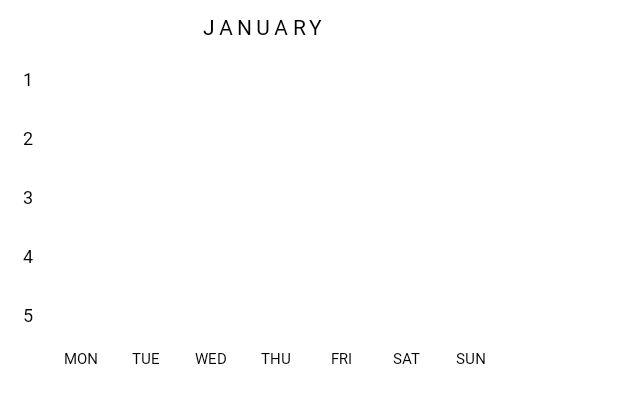
After one commit to BalitskyIvan/Yourdays, an Android app: the layout card_period_month.xml on its own in the app's theme, with its tools: preview values and no code run, on a phone screen of 412 x 824 dp. The commit adds this screen. Shown: the top 403 px of the screen. Run offline under Robolectric (Android 15) with nearby library versions, the phone set to English and light mode, and no system bars.

Commit message:
add month card

```diff
--- a/app/src/main/java/gamefield/yourdays/MainActivity.kt
+++ b/app/src/main/java/gamefield/yourdays/MainActivity.kt
@@ -1,5 +1,6 @@
 package gamefield.yourdays
 
+import android.content.Intent
 import androidx.appcompat.app.AppCompatActivity
 import android.os.Bundle
 import android.widget.SeekBar
@@ -18,6 +19,8 @@ class MainActivity : AppCompatActivity() {
 
     override fun onCreate(savedInstanceState: Bundle?) {
         super.onCreate(savedInstanceState)
+
+        startActivity(Intent(this, TestActivity::class.java))
         binding = ActivityMainBinding.inflate(layoutInflater)
         val view = binding.root
         setContentView(view)
--- /dev/null
+++ b/app/src/main/java/gamefield/yourdays/TestActivity.kt
@@ -0,0 +1,11 @@
+package gamefield.yourdays
+
+import androidx.appcompat.app.AppCompatActivity
+import android.os.Bundle
+
+class TestActivity : AppCompatActivity() {
+    override fun onCreate(savedInstanceState: Bundle?) {
+        super.onCreate(savedInstanceState)
+        setContentView(R.layout.activity_test)
+    }
+}
--- /dev/null
+++ b/app/src/main/res/drawable/rounded_corners.xml
@@ -0,0 +1,7 @@
+<?xml version="1.0" encoding="utf-8"?>
+<shape
+    xmlns:android="http://schemas.android.com/apk/res/android"
+    android:shape="rectangle">
+    <solid android:color="@android:color/white"/>
+    <corners android:radius="22dp"/>
+</shape>
--- /dev/null
+++ b/app/src/main/res/layout/activity_test.xml
@@ -0,0 +1,9 @@
+<?xml version="1.0" encoding="utf-8"?>
+<androidx.constraintlayout.widget.ConstraintLayout xmlns:android="http://schemas.android.com/apk/res/android"
+    xmlns:app="http://schemas.android.com/apk/res-auto"
+    xmlns:tools="http://schemas.android.com/tools"
+    android:layout_width="match_parent"
+    android:layout_height="match_parent"
+    tools:context=".TestActivity">
+
+</androidx.constraintlayout.widget.ConstraintLayout>
--- /dev/null
+++ b/app/src/main/res/layout/card_period_month.xml
@@ -0,0 +1,408 @@
+<?xml version="1.0" encoding="utf-8"?>
+<androidx.constraintlayout.widget.ConstraintLayout xmlns:android="http://schemas.android.com/apk/res/android"
+    xmlns:app="http://schemas.android.com/apk/res-auto"
+    android:layout_width="350dp"
+    android:layout_height="wrap_content"
+    android:background="@drawable/rounded_corners">
+
+    <TextView
+        android:id="@+id/card_period_month_name"
+        style="@style/Text14sp.Spacing"
+        android:layout_width="wrap_content"
+        android:layout_height="wrap_content"
+        android:layout_marginTop="8dp"
+        android:text="@string/january"
+        app:layout_constraintEnd_toEndOf="parent"
+        app:layout_constraintStart_toStartOf="parent"
+        app:layout_constraintTop_toTopOf="parent" />
+
+    <TextView
+        android:id="@+id/week_first_markup"
+        style="@style/Text12sp"
+        android:layout_width="wrap_content"
+        android:layout_height="wrap_content"
+        android:text="@string/one"
+        app:layout_constraintBottom_toBottomOf="@id/card_period_month_first_week"
+        app:layout_constraintEnd_toStartOf="@id/card_period_month_first_week"
+        app:layout_constraintStart_toStartOf="parent"
+        app:layout_constraintTop_toTopOf="@id/card_period_month_first_week" />
+
+    <LinearLayout
+        android:id="@+id/card_period_month_first_week"
+        android:layout_width="291dp"
+        android:layout_height="33dp"
+        android:layout_marginStart="15dp"
+        android:layout_marginTop="8dp"
+        android:orientation="horizontal"
+        app:layout_constraintEnd_toEndOf="parent"
+        app:layout_constraintStart_toStartOf="parent"
+        app:layout_constraintTop_toBottomOf="@id/card_period_month_name">
+
+        <FrameLayout
+            android:id="@+id/first_week_mon"
+            android:layout_width="33dp"
+            android:layout_height="33dp" />
+
+        <FrameLayout
+            android:id="@+id/first_week_tue"
+            android:layout_width="33dp"
+            android:layout_height="33dp"
+            android:layout_marginStart="10dp" />
+
+        <FrameLayout
+            android:id="@+id/first_week_wed"
+            android:layout_width="33dp"
+            android:layout_height="33dp"
+            android:layout_marginStart="10dp" />
+
+        <FrameLayout
+            android:id="@+id/first_week_thu"
+            android:layout_width="33dp"
+            android:layout_height="33dp"
+            android:layout_marginStart="10dp" />
+
+        <FrameLayout
+            android:id="@+id/first_week_fri"
+            android:layout_width="33dp"
+            android:layout_height="33dp"
+            android:layout_marginStart="10dp" />
+
+        <FrameLayout
+            android:id="@+id/first_week_sat"
+            android:layout_width="33dp"
+            android:layout_height="33dp"
+            android:layout_marginStart="10dp" />
+
+        <FrameLayout
+            android:id="@+id/first_week_sun"
+            android:layout_width="33dp"
+            android:layout_height="33dp"
+            android:layout_marginStart="10dp" />
+    </LinearLayout>
+
+    <TextView
+        android:id="@+id/week_second_markup"
+        style="@style/Text12sp"
+        android:layout_width="wrap_content"
+        android:layout_height="wrap_content"
+        android:text="@string/two"
+        app:layout_constraintBottom_toBottomOf="@id/card_period_month_second_week"
+        app:layout_constraintEnd_toStartOf="@id/card_period_month_second_week"
+        app:layout_constraintStart_toStartOf="parent"
+        app:layout_constraintTop_toTopOf="@id/card_period_month_second_week" />
+
+    <LinearLayout
+        android:id="@+id/card_period_month_second_week"
+        android:layout_width="291dp"
+        android:layout_height="33dp"
+        android:layout_marginStart="15dp"
+        android:layout_marginTop="6dp"
+        android:orientation="horizontal"
+        app:layout_constraintEnd_toEndOf="parent"
+        app:layout_constraintStart_toStartOf="parent"
+        app:layout_constraintTop_toBottomOf="@id/card_period_month_first_week">
+
+        <FrameLayout
+            android:id="@+id/second_week_mon"
+            android:layout_width="33dp"
+            android:layout_height="33dp" />
+
+        <FrameLayout
+            android:id="@+id/second_week_tue"
+            android:layout_width="33dp"
+            android:layout_height="33dp"
+            android:layout_marginStart="10dp" />
+
+        <FrameLayout
+            android:id="@+id/second_week_wed"
+            android:layout_width="33dp"
+            android:layout_height="33dp"
+            android:layout_marginStart="10dp" />
+
+        <FrameLayout
+            android:id="@+id/second_week_thu"
+            android:layout_width="33dp"
+            android:layout_height="33dp"
+            android:layout_marginStart="10dp" />
+
+        <FrameLayout
+            android:id="@+id/second_week_fri"
+            android:layout_width="33dp"
+            android:layout_height="33dp"
+            android:layout_marginStart="10dp" />
+
+        <FrameLayout
+            android:id="@+id/second_week_sat"
+            android:layout_width="33dp"
+            android:layout_height="33dp"
+            android:layout_marginStart="10dp" />
+
+        <FrameLayout
+            android:id="@+id/second_week_sun"
+            android:layout_width="33dp"
+            android:layout_height="33dp"
+            android:layout_marginStart="10dp" />
+    </LinearLayout>
+
+    <TextView
+        android:id="@+id/week_third_markup"
+        style="@style/Text12sp"
+        android:layout_width="wrap_content"
+        android:layout_height="wrap_content"
+        android:text="@string/three"
+        app:layout_constraintBottom_toBottomOf="@id/card_period_month_third_week"
+        app:layout_constraintEnd_toStartOf="@id/card_period_month_third_week"
+        app:layout_constraintStart_toStartOf="parent"
+        app:layout_constraintTop_toTopOf="@id/card_period_month_third_week" />
+
+    <LinearLayout
+        android:id="@+id/card_period_month_third_week"
+        android:layout_width="291dp"
+        android:layout_height="33dp"
+        android:layout_marginStart="15dp"
+        android:layout_marginTop="6dp"
+        android:orientation="horizontal"
+        app:layout_constraintEnd_toEndOf="parent"
+        app:layout_constraintStart_toStartOf="parent"
+        app:layout_constraintTop_toBottomOf="@id/card_period_month_second_week">
+
+        <FrameLayout
+            android:id="@+id/third_week_mon"
+            android:layout_width="33dp"
+            android:layout_height="33dp" />
+
+        <FrameLayout
+            android:id="@+id/third_week_tue"
+            android:layout_width="33dp"
+            android:layout_height="33dp"
+            android:layout_marginStart="10dp" />
+
+        <FrameLayout
+            android:id="@+id/third_week_wed"
+            android:layout_width="33dp"
+            android:layout_height="33dp"
+            android:layout_marginStart="10dp" />
+
+        <FrameLayout
+            android:id="@+id/third_week_thu"
+            android:layout_width="33dp"
+            android:layout_height="33dp"
+            android:layout_marginStart="10dp" />
+
+        <FrameLayout
+            android:id="@+id/third_week_fri"
+            android:layout_width="33dp"
+            android:layout_height="33dp"
+            android:layout_marginStart="10dp" />
+
+        <FrameLayout
+            android:id="@+id/third_week_sat"
+            android:layout_width="33dp"
+            android:layout_height="33dp"
+            android:layout_marginStart="10dp" />
+
+        <FrameLayout
+            android:id="@+id/third_week_sun"
+            android:layout_width="33dp"
+            android:layout_height="33dp"
+            android:layout_marginStart="10dp" />
+    </LinearLayout>
+
+    <TextView
+        android:id="@+id/week_fourth_markup"
+        style="@style/Text12sp"
+        android:layout_width="wrap_content"
+        android:layout_height="wrap_content"
+        android:text="@string/four"
+        app:layout_constraintBottom_toBottomOf="@id/card_period_month_fourth_week"
+        app:layout_constraintEnd_toStartOf="@id/card_period_month_fourth_week"
+        app:layout_constraintStart_toStartOf="parent"
+        app:layout_constraintTop_toTopOf="@id/card_period_month_fourth_week" />
+
+    <LinearLayout
+        android:id="@+id/card_period_month_fourth_week"
+        android:layout_width="291dp"
+        android:layout_height="33dp"
+        android:layout_marginStart="15dp"
+        android:layout_marginTop="6dp"
+        android:orientation="horizontal"
+        app:layout_constraintEnd_toEndOf="parent"
+        app:layout_constraintStart_toStartOf="parent"
+        app:layout_constraintTop_toBottomOf="@id/card_period_month_third_week">
+
+        <FrameLayout
+            android:id="@+id/fourth_week_mon"
+            android:layout_width="33dp"
+            android:layout_height="33dp" />
+
+        <FrameLayout
+            android:id="@+id/fourth_week_tue"
+            android:layout_width="33dp"
+            android:layout_height="33dp"
+            android:layout_marginStart="10dp" />
+
+        <FrameLayout
+            android:id="@+id/fourth_week_wed"
+            android:layout_width="33dp"
+            android:layout_height="33dp"
+            android:layout_marginStart="10dp" />
+
+        <FrameLayout
+            android:id="@+id/fourth_week_thu"
+            android:layout_width="33dp"
+            android:layout_height="33dp"
+            android:layout_marginStart="10dp" />
+
+        <FrameLayout
+            android:id="@+id/fourth_week_fri"
+            android:layout_width="33dp"
+            android:layout_height="33dp"
+            android:layout_marginStart="10dp" />
+
+        <FrameLayout
+            android:id="@+id/fourth_week_sat"
+            android:layout_width="33dp"
+            android:layout_height="33dp"
+            android:layout_marginStart="10dp" />
+
+        <FrameLayout
+            android:id="@+id/fourth_week_sun"
+            android:layout_width="33dp"
+            android:layout_height="33dp"
+            android:layout_marginStart="10dp" />
+    </LinearLayout>
+
+    <TextView
+        android:id="@+id/week_fifth_markup"
+        style="@style/Text12sp"
+        android:layout_width="wrap_content"
+        android:layout_height="wrap_content"
+        android:text="@string/five"
+        app:layout_constraintBottom_toBottomOf="@id/card_period_month_fifth_week"
+        app:layout_constraintEnd_toStartOf="@id/card_period_month_fifth_week"
+        app:layout_constraintStart_toStartOf="parent"
+        app:layout_constraintTop_toTopOf="@id/card_period_month_fifth_week" />
+
+    <LinearLayout
+        android:id="@+id/card_period_month_fifth_week"
+        android:layout_width="291dp"
+        android:layout_height="33dp"
+        android:layout_marginStart="15dp"
+        android:layout_marginTop="6dp"
+        android:orientation="horizontal"
+        app:layout_constraintEnd_toEndOf="parent"
+        app:layout_constraintStart_toStartOf="parent"
+        app:layout_constraintTop_toBottomOf="@id/card_period_month_fourth_week">
+
+        <FrameLayout
+            android:id="@+id/fifth_week_mon"
+            android:layout_width="33dp"
+            android:layout_height="33dp" />
+
+        <FrameLayout
+            android:id="@+id/fifth_week_tue"
+            android:layout_width="33dp"
+            android:layout_height="33dp"
+            android:layout_marginStart="10dp" />
+
+        <FrameLayout
+            android:id="@+id/fifth_week_wed"
+            android:layout_width="33dp"
+            android:layout_height="33dp"
+            android:layout_marginStart="10dp" />
+
+        <FrameLayout
+            android:id="@+id/fifth_week_thu"
+            android:layout_width="33dp"
+            android:layout_height="33dp"
+            android:layout_marginStart="10dp" />
+
+        <FrameLayout
+            android:id="@+id/fifth_week_fri"
+            android:layout_width="33dp"
+            android:layout_height="33dp"
+            android:layout_marginStart="10dp" />
+
+        <FrameLayout
+            android:id="@+id/fifth_week_sat"
+            android:layout_width="33dp"
+            android:layout_height="33dp"
+            android:layout_marginStart="10dp" />
+
+        <FrameLayout
+            android:id="@+id/fifth_week_sun"
+            android:layout_width="33dp"
+            android:layout_height="33dp"
+            android:layout_marginStart="10dp" />
+    </LinearLayout>
+
+    <LinearLayout
+        android:id="@+id/card_period_days_markup"
+        android:layout_width="291dp"
+        android:layout_height="wrap_content"
+        android:layout_marginStart="15dp"
+        android:layout_marginTop="6dp"
+        android:paddingBottom="6dp"
+        android:orientation="horizontal"
+        app:layout_constraintEnd_toEndOf="parent"
+        app:layout_constraintStart_toStartOf="parent"
+        app:layout_constraintTop_toBottomOf="@id/card_period_month_fifth_week">
+
+        <TextView
+            android:id="@+id/markup_day_mon"
+            style="@style/Text10sp.Center"
+            android:layout_width="33dp"
+            android:layout_height="wrap_content"
+            android:text="@string/mon" />
+
+        <TextView
+            android:id="@+id/markup_day_tue"
+            style="@style/Text10sp.Center"
+            android:layout_width="33dp"
+            android:layout_height="wrap_content"
+            android:layout_marginStart="10dp"
+            android:text="@string/tue" />
+
+        <TextView
+            android:id="@+id/markup_day_wed"
+            style="@style/Text10sp.Center"
+            android:layout_width="33dp"
+            android:layout_height="wrap_content"
+            android:layout_marginStart="10dp"
+            android:text="@string/wed" />
+
+        <TextView
+            android:id="@+id/markup_day_thu"
+            style="@style/Text10sp.Center"
+            android:layout_width="33dp"
+            android:layout_height="wrap_content"
+            android:layout_marginStart="10dp"
+            android:text="@string/thu" />
+
+        <TextView
+            android:id="@+id/markup_day_fri"
+            style="@style/Text10sp.Center"
+            android:layout_width="33dp"
+            android:layout_height="wrap_content"
+            android:layout_marginStart="10dp"
+            android:text="@string/fri" />
+
+        <TextView
+            android:id="@+id/markup_day_sat"
+            style="@style/Text10sp.Center"
+            android:layout_width="33dp"
+            android:layout_height="wrap_content"
+            android:layout_marginStart="10dp"
+            android:text="@string/sat" />
+
+        <TextView
+            android:id="@+id/markup_day_sun"
+            style="@style/Text10sp.Center"
+            android:layout_width="33dp"
+            android:layout_height="wrap_content"
+            android:layout_marginStart="10dp"
+            android:text="@string/sun" />
+    </LinearLayout>
+
+
+</androidx.constraintlayout.widget.ConstraintLayout>
--- a/app/src/main/res/values/colors.xml
+++ b/app/src/main/res/values/colors.xml
@@ -1,5 +1,6 @@
 <?xml version="1.0" encoding="utf-8"?>
 <resources>
+
 
     <!-- Emotion colors -->
     <color name="anxiety">#FF0000</color>
--- a/app/src/main/res/values/strings.xml
+++ b/app/src/main/res/values/strings.xml
@@ -1,3 +1,34 @@
 <resources>
     <string name="app_name">Yourdays</string>
+
+    <!-- Months -->
+    <string name="january">JANUARY</string>
+    <string name="february">FEBRUARY</string>
+    <string name="march">MARCH</string>
+    <string name="april">APRIL</string>
+    <string name="may">MAY</string>
+    <string name="june">JUNE</string>
+    <string name="july">JULY</string>
+    <string name="august">AUGUST</string>
+    <string name="september">SEPTEMBER</string>
+    <string name="october">OCTOBER</string>
+    <string name="november">NOVEMBER</string>
+    <string name="december">DECMBER</string>
+
+    <!-- Days -->
+    <string name="mon">MON</string>
+    <string name="tue">TUE</string>
+    <string name="wed">WED</string>
+    <string name="thu">THU</string>
+    <string name="fri">FRI</string>
+    <string name="sat">SAT</string>
+    <string name="sun">SUN</string>
+
+    <!-- Number -->
+    <string name="one">1</string>
+    <string name="two">2</string>
+    <string name="three">3</string>
+    <string name="four">4</string>
+    <string name="five">5</string>
+
 </resources>
--- /dev/null
+++ b/app/src/main/res/values/styles.xml
@@ -0,0 +1,27 @@
+<?xml version="1.0" encoding="utf-8"?>
+<resources>
+
+    <style name="Text14sp">
+        <item name="android:textSize">14sp</item>
+        <item name="android:fontFamily">@font/roboto_regular</item>
+        <item name="android:textColor">@android:color/black</item>
+    </style>
+
+    <style name="Text14sp.Spacing">
+        <item name="android:letterSpacing">0.2</item>
+    </style>
+
+    <style name="Text12sp">
+        <item name="android:textSize">12sp</item>
+        <item name="android:fontFamily">@font/roboto_regular</item>
+        <item name="android:textColor">@android:color/black</item>
+    </style>
+
+
+    <style name="Text10sp.Center">
+        <item name="android:textSize">10sp</item>
+        <item name="android:fontFamily">@font/roboto_regular</item>
+        <item name="android:textColor">@android:color/black</item>
+        <item name="android:gravity">center</item>
+    </style>
+</resources>
```
Also changed, not shown: app/src/main/AndroidManifest.xml (+7 -0 lines), app/src/main/res/font/roboto_black.ttf (added), app/src/main/res/font/roboto_bold.ttf (added), app/src/main/res/font/roboto_medium.ttf (added), app/src/main/res/font/roboto_regular.ttf (added).
